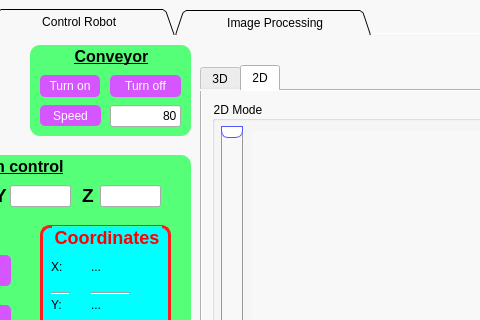
This is mainwindow.ui in PhamTrHung/deltarobotsoftware as Qt 5 draws it before an edit; both pictures show x 199 to 679 and y 0 to 320 of the 853 by 538 pixel window. The edited form follows.
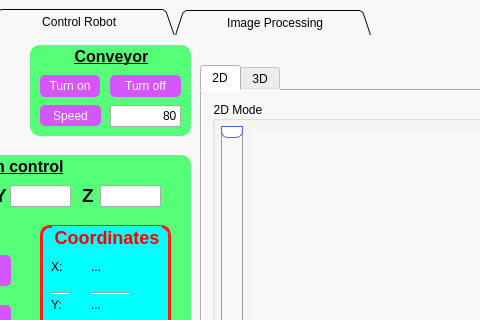
This is the edited form. The open tabs and pages were chosen to show the change. Icons and pictures are not drawn. Custom widgets are drawn as their Qt base class.

```diff
--- a/mainwindow.ui
+++ b/mainwindow.ui
@@ -327,11 +327,6 @@
         <property name="currentIndex">
          <number>0</number>
         </property>
-        <widget class="QWidget" name="t3d">
-         <attribute name="title">
-          <string>3D</string>
-         </attribute>
-        </widget>
         <widget class="QWidget" name="t2D">
          <attribute name="title">
           <string>2D</string>
@@ -483,6 +478,11 @@
           </widget>
          </widget>
         </widget>
+        <widget class="QWidget" name="tab">
+         <attribute name="title">
+          <string>3D</string>
+         </attribute>
+        </widget>
        </widget>
        <widget class="QGroupBox" name="gbMotionControl">
         <property name="geometry">
```
Left out of the diff: 12 changed lines with no effect on the pictures.
